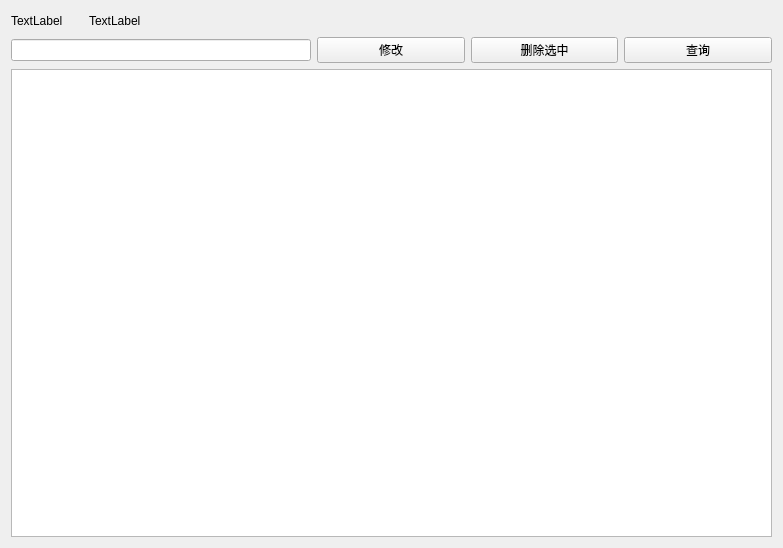
The window that server/src/usermanage.ui (omigeft/QTChatroom) describes before a commit, drawn with Qt 5.
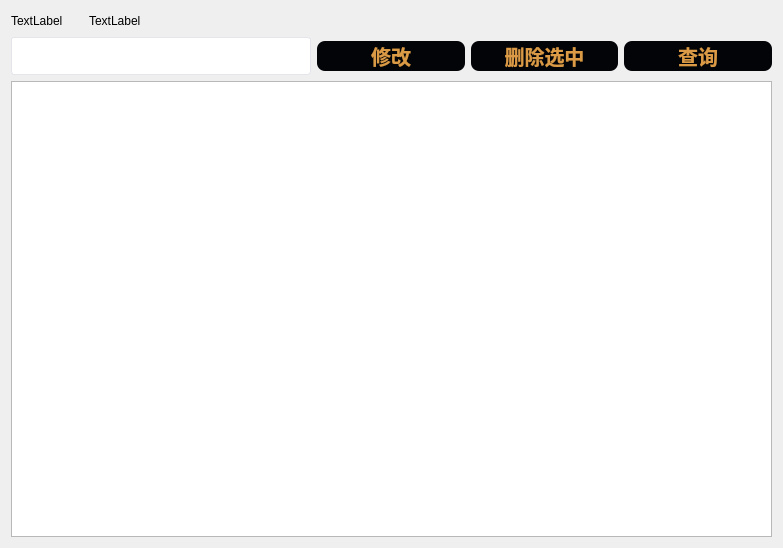
The same window after the commit. Icons and pictures are not drawn.

The edit to the form file:
```diff
--- a/server/src/usermanage.ui
+++ b/server/src/usermanage.ui
@@ -13,6 +13,39 @@
   <property name="windowTitle">
    <string>群聊用户管理</string>
   </property>
+  <property name="windowIcon">
+   <iconset>
+    <normaloff>:/icon/manage.png</normaloff>
+    <disabledon>:/icon/manage.png</disabledon>:/icon/manage.png</iconset>
+  </property>
+  <property name="styleSheet">
+   <string notr="true">QPushButton {
+background-color:#030408;
+color:#db9a45;
+font-size: 20px;
+font:10pt &quot;Microsoft YaHei UI&quot;;
+border-radius:8px;
+font-weight:700;
+height:30px;
+width: 100%;
+}
+QPushButton:hover {
+background-color: #383a3e;
+}
+QLineEdit{
+border: 1px solid rgb(41, 57, 85);
+border-radius: 3px;
+border-color:#dcdee0;
+height:36px;
+background: white;
+padding-left: 12px;
+padding-right: 12px;
+border-color:#e4e5eb;
+}
+QLineEdit:hover {
+border-color: #db9a45;
+}</string>
+  </property>
   <layout class="QGridLayout" name="gridLayout">
    <item row="1" column="0">
     <layout class="QHBoxLayout" name="horizontalLayout">
```
